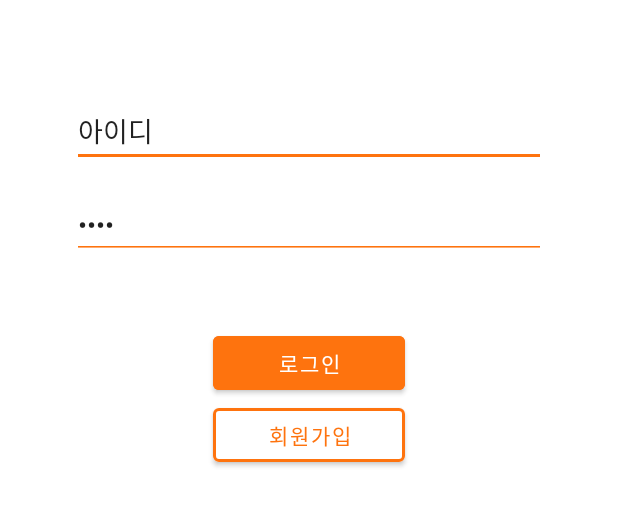
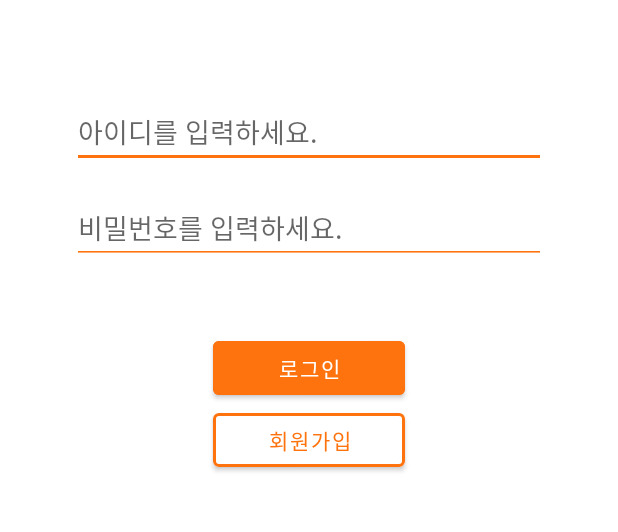
Before and after one commit to HeoJi-Hyun/Pharmacy_ex1, an Android app: the screen it shows after launch (MainActivity), after a tap on "로그인", on a phone screen of 412 x 824 dp, the part 567-1099 px from its top. Run offline under Robolectric (Android 15) with nearby library versions, the light colour scheme and no system bars.

Commit message:
모르겠어요

```diff
--- a/app/src/main/AndroidManifest.xml
+++ b/app/src/main/AndroidManifest.xml
@@ -31,6 +31,7 @@
         </activity>
         <activity android:name=".Join" android:label="회원가입"/>
         <activity android:name=".JoinDialog" android:label="회원가입 다이얼로그"/>
+        <activity android:name=".Home" android:label="홈화면"/>
     </application>
 
 </manifest>
--- a/app/src/main/java/com/example/pharmacy_ex1/MainActivity.java
+++ b/app/src/main/java/com/example/pharmacy_ex1/MainActivity.java
@@ -46,13 +46,14 @@ public class MainActivity extends AppCompatActivity {
             public void onClick(View view) {
                 if(edittextId1.getText().toString().equals(v1.toString())&&edittextPw1.getText().toString().equals(v2.toString())){
 
-                    //Intent intent1 = new Intent(MainActivity.this,MainActivity3.class);
+                    Intent intent1 = new Intent(MainActivity.this,Home.class);
+//                      -> 나중에 홈화면으로 넘어가게
 
 
                     startActivity(intent1);
                 }
                 else{
-                    Toast.makeText(getApplicationContext(),"학번 혹은 비밀번호를 확인하세요",Toast.LENGTH_SHORT).show();
+                    Toast.makeText(getApplicationContext(),"아이디 혹은 비밀번호를 확인하세요",Toast.LENGTH_SHORT).show();
                 }
             }
         });
--- a/app/src/main/res/layout/activity_main.xml
+++ b/app/src/main/res/layout/activity_main.xml
@@ -31,8 +31,8 @@
         android:layout_margin="8sp"
         android:backgroundTint="#FE730E"
         android:ems="10"
-        android:inputType="textPersonName"
-        android:text="아이디" />
+        android:hint="아이디를 입력하세요."
+        android:inputType="textPersonName" />
 
     <EditText
         android:id="@+id/edPw1"
@@ -42,8 +42,8 @@
         android:layout_margin="8sp"
         android:backgroundTint="#FE730E"
         android:ems="10"
-        android:inputType="textPassword"
-        android:text="비밀번호" />
+        android:hint="비밀번호를 입력하세요."
+        android:inputType="textPassword" />
 
     <LinearLayout
         android:layout_width="match_parent"
```
Also changed, not shown: app/src/main/java/com/example/pharmacy_ex1/Home.java (added, +11 -0 lines), app/src/main/java/com/example/pharmacy_ex1/Join.java (+3 -4 lines), app/src/main/res/layout/home.xml (added, +12 -0 lines).
